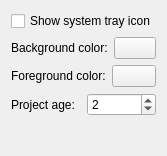
Old version of the form src/settingsbase.ui in the repository moustafine/kring.
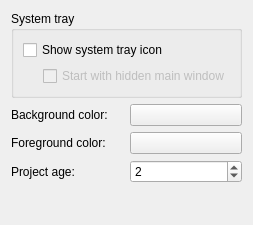
New version of the form. Custom widgets are drawn as their Qt base class.

Commit message: Add "Start with hidden main window" setting

The edit to the form file:
```diff
--- a/src/settingsbase.ui
+++ b/src/settingsbase.ui
@@ -6,19 +6,58 @@
    <rect>
     <x>0</x>
     <y>0</y>
-    <width>164</width>
-    <height>156</height>
+    <width>250</width>
+    <height>225</height>
    </rect>
   </property>
   <layout class="QVBoxLayout">
    <item>
-    <widget class="QCheckBox" name="kcfg_systemTrayIconEnabled">
-     <property name="toolTip">
-      <string>Show the icon in the system tray</string>
+    <widget class="QGroupBox" name="systemTrayGroupBox">
+     <property name="title">
+      <string>System tray</string>
      </property>
-     <property name="text">
-      <string>Show system tray icon</string>
-     </property>
+     <layout class="QVBoxLayout">
+      <item>
+       <widget class="QCheckBox" name="kcfg_systemTrayIconEnabled">
+        <property name="toolTip">
+         <string>Show the icon in the system tray</string>
+        </property>
+        <property name="text">
+         <string>Show system tray icon</string>
+        </property>
+       </widget>
+      </item>
+      <item>
+       <layout class="QHBoxLayout">
+        <item>
+         <spacer>
+          <property name="orientation">
+           <enum>Qt::Horizontal</enum>
+          </property>
+          <property name="sizeType">
+           <enum>QSizePolicy::Fixed</enum>
+          </property>
+          <property name="sizeHint" stdset="0">
+           <size>
+            <width>20</width>
+            <height>20</height>
+           </size>
+          </property>
+         </spacer>
+        </item>
+        <item>
+         <widget class="QCheckBox" name="kcfg_windowHidingOnStart">
+          <property name="enabled">
+           <bool>false</bool>
+          </property>
+          <property name="text">
+           <string>Start with hidden main window</string>
+          </property>
+         </widget>
+        </item>
+       </layout>
+      </item>
+     </layout>
     </widget>
    </item>
    <item>
```
Left out of the diff: 19 changed lines with no effect on the pictures. The commit also changes 6 other files.
